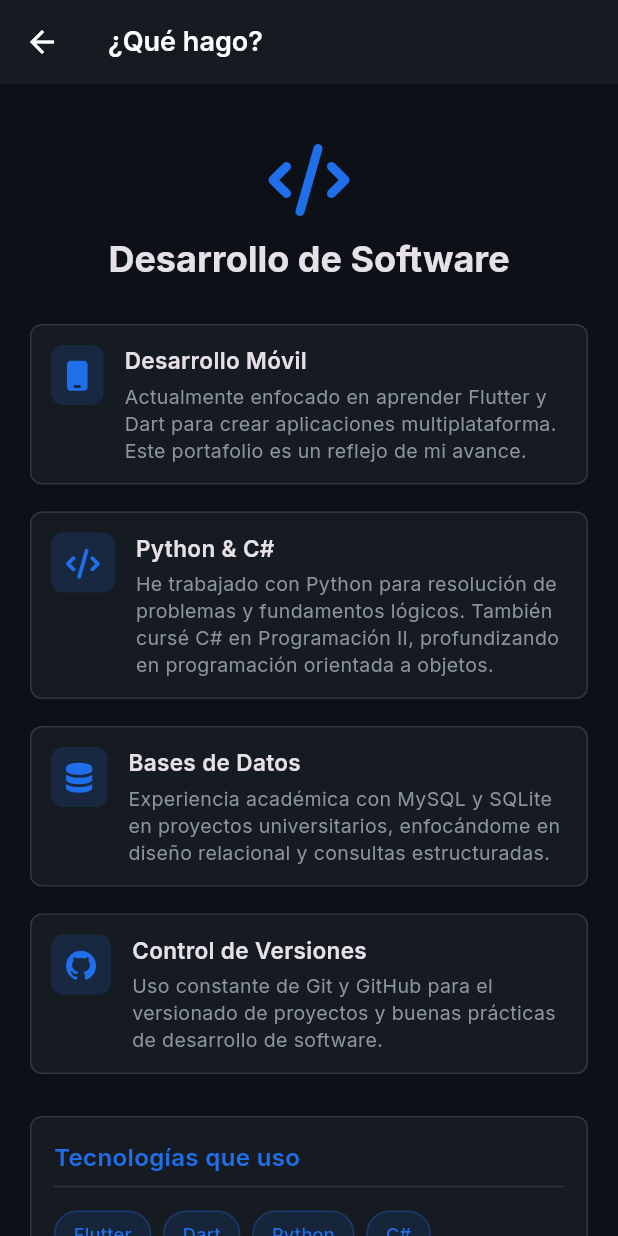
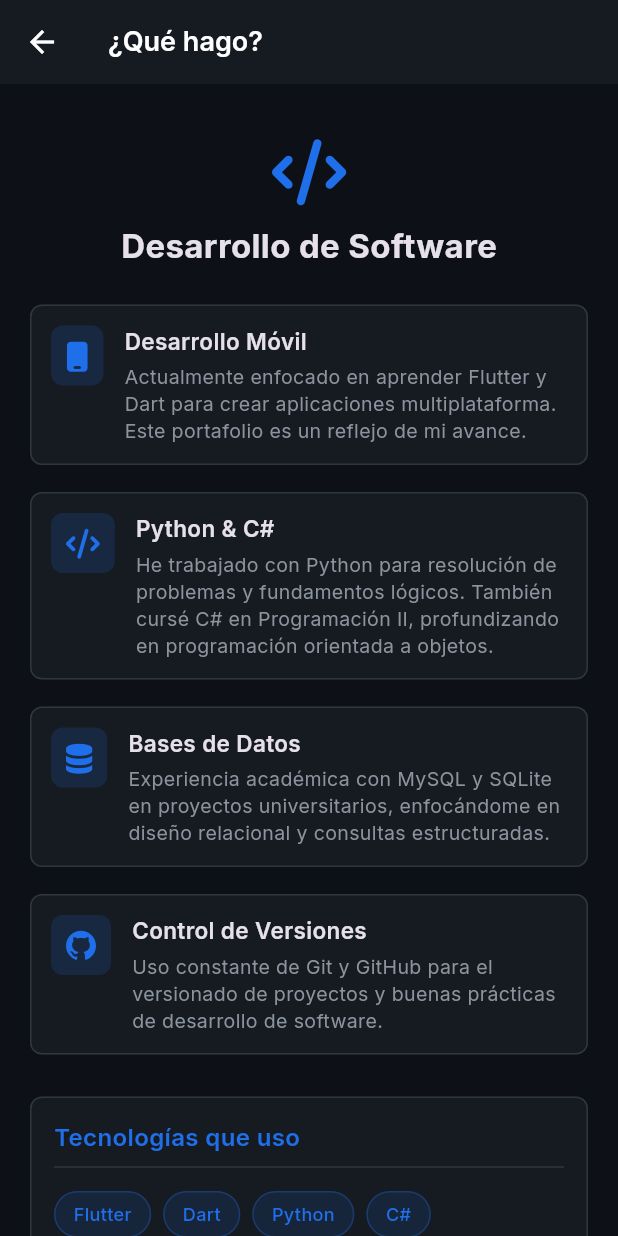
Before and after one commit to Abduljokh2211/mi-portafolio, a Flutter app: the WorkScreen screen opened by its route, on a phone screen of 412 x 824 dp. Run offline on Flutter 3.47's test engine with Material 3 defaults, Android fonts, the phone set to English and light mode, and no system bars; our stand-ins replace font_awesome_flutter, google_fonts.

Commit message:
refactor: comentarios explicativos en pantallas y widgets para la evaluacion

```diff
--- a/lib/routes/app_routes.dart
+++ b/lib/routes/app_routes.dart
@@ -1,19 +1,18 @@
-import 'package:mi_portafolio/screens/home_screen.dart';
-import 'package:mi_portafolio/screens/about_screen.dart';
-import 'package:mi_portafolio/screens/work_screen.dart';
-import 'package:mi_portafolio/screens/hobbies_screen.dart';
-import 'package:mi_portafolio/screens/contact_screen.dart';
 import 'package:flutter/material.dart';
+import 'package:mi_portafolio/screens/screens.dart';
 
 class AppRoutes {
 
-  static const initialRoute = '/';
+  // ruta con la que arranca la aplicacion
+  static const String initialRoute = '/';
 
+  // mapa con todas las rutas para navegar con Navigator.pushNamed
   static Map<String, Widget Function(BuildContext)> routes = {
-    '/': (_) => const HomeScreen(),
-    '/about': (_) => const AboutScreen(),
-    '/work': (_) => const WorkScreen(),
-    '/hobbies': (_) => const HobbiesScreen(),
-    '/contact': (_) => const ContactScreen(),
+    '/'        : (BuildContext context) => const HomeScreen(),
+    '/about'   : (BuildContext context) => const AboutScreen(),
+    '/work'    : (BuildContext context) => const WorkScreen(),
+    '/hobbies' : (BuildContext context) => const HobbiesScreen(),
+    '/contact' : (BuildContext context) => const ContactScreen(),
   };
+
 }
--- a/lib/screens/work_screen.dart
+++ b/lib/screens/work_screen.dart
@@ -15,20 +15,22 @@ class WorkScreen extends StatelessWidget {
       body: ListView(
         padding: const EdgeInsets.all(16),
         children: [
-          // header con icono
+
+          // icono principal de la pantalla
           Container(
-            padding: const EdgeInsets.symmetric(vertical: 24),
-            child: Column(
+            padding: const EdgeInsets.symmetric(vertical: 20),
+            child: const Column(
               children: [
                 FaIcon(
                   FontAwesomeIcons.code,
-                  size: 48,
+                  size: 44,
                   color: AppThemes.accentBlue,
                 ),
-                const SizedBox(height: 12),
+                SizedBox(height: 12),
                 Text(
                   'Desarrollo de Software',
-                  style: Theme.of(context).textTheme.headlineSmall?.copyWith(
+                  style: TextStyle(
+                    fontSize: 22,
                     fontWeight: FontWeight.bold,
                   ),
                 ),
@@ -36,7 +38,7 @@ class WorkScreen extends StatelessWidget {
             ),
           ),
 
-          // lo que hago
+          // tarjetas de habilidades y experiencia
           _skillCard(
             icon: FontAwesomeIcons.mobile,
             titulo: 'Desarrollo Móvil',
@@ -73,18 +75,21 @@ class WorkScreen extends StatelessWidget {
 
           const SizedBox(height: 20),
 
-          // tecnologias
+          // listado de tecnologias usando Wrap y chips personalizados
           Card(
             child: Padding(
               padding: const EdgeInsets.all(16),
               child: Column(
                 crossAxisAlignment: CrossAxisAlignment.start,
                 children: [
-                  Text('Tecnologías que uso', style: TextStyle(
+                  const Text(
+                    'Tecnologías que uso',
+                    style: TextStyle(
                       color: AppThemes.accentBlue,
                       fontWeight: FontWeight.w600,
                       fontSize: 16,
-                  )),
+                    ),
+                  ),
                   const Divider(color: AppThemes.borderColor),
                   const SizedBox(height: 8),
                   Wrap(
@@ -108,13 +113,20 @@ class WorkScreen extends StatelessWidget {
           ),
 
           const SizedBox(height: 30),
+
           const FooterWidget(),
         ],
       ),
     );
   }
 
-  Widget _skillCard({required FaIconData icon, required String titulo, required String descripcion}) {
+  // widget para construir cada tarjeta de habilidad
+  // se usa FaIconData para los iconos de font_awesome_flutter
+  Widget _skillCard({
+    required FaIconData icon,
+    required String titulo,
+    required String descripcion,
+  }) {
     return Card(
       child: Padding(
         padding: const EdgeInsets.all(14),
@@ -134,16 +146,22 @@ class WorkScreen extends StatelessWidget {
               child: Column(
                 crossAxisAlignment: CrossAxisAlignment.start,
                 children: [
-                  Text(titulo, style: const TextStyle(
+                  Text(
+                    titulo,
+                    style: const TextStyle(
                       fontWeight: FontWeight.w600,
                       fontSize: 15,
-                  )),
+                    ),
+                  ),
                   const SizedBox(height: 4),
-                  Text(descripcion, style: TextStyle(
+                  Text(
+                    descripcion,
+                    style: const TextStyle(
                       color: AppThemes.textGray,
                       fontSize: 13,
                       height: 1.4,
-                  )),
+                    ),
+                  ),
                 ],
               ),
             ),
@@ -153,6 +171,7 @@ class WorkScreen extends StatelessWidget {
     );
   }
 
+  // chip sencillo para mostrar cada etiqueta de tecnologia
   Widget _techChip(String label) {
     return Container(
       padding: const EdgeInsets.symmetric(horizontal: 12, vertical: 6),
@@ -161,11 +180,14 @@ class WorkScreen extends StatelessWidget {
         borderRadius: BorderRadius.circular(20),
         border: Border.all(color: AppThemes.accentBlue.withValues(alpha: 0.3)),
       ),
-      child: Text(label, style: TextStyle(
+      child: Text(
+        label,
+        style: const TextStyle(
           color: AppThemes.accentBlue,
           fontSize: 12,
           fontWeight: FontWeight.w500,
-      )),
+        ),
+      ),
     );
   }
 }
--- a/lib/widgets/footer_widget.dart
+++ b/lib/widgets/footer_widget.dart
@@ -15,8 +15,11 @@ class FooterWidget extends StatelessWidget {
         ),
       ),
       child: Center(
+        // boton para redirigir a la pantalla de contacto
         child: ElevatedButton.icon(
-          onPressed: () => Navigator.pushNamed(context, '/contact'),
+          onPressed: () {
+            Navigator.pushNamed(context, '/contact');
+          },
           icon: const FaIcon(FontAwesomeIcons.solidEnvelope, size: 15),
           label: const Text(
             'Contáctame',
```
Also changed, not shown: lib/main.dart (+7 -2 lines), lib/screens/about_screen.dart (+31 -12 lines), lib/screens/contact_screen.dart (+11 -6 lines), lib/screens/hobbies_screen.dart (+8 -2 lines), lib/screens/home_screen.dart (+18 -8 lines). Lines whose indentation alone changed are shown as unchanged.
